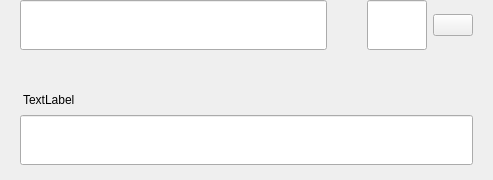
Before: the Qt Designer form src/qt/timelockcoin/forms/sendmultirow.ui in timelockcoin/tym, drawn with Qt 5.
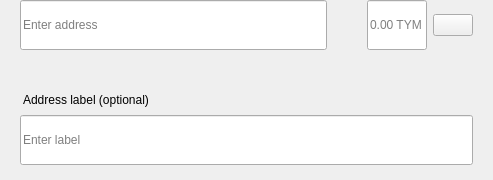
After: the same form once the commit is applied.

```diff
--- a/src/qt/timelockcoin/forms/sendmultirow.ui
+++ b/src/qt/timelockcoin/forms/sendmultirow.ui
@@ -140,6 +140,9 @@
               <height>50</height>
              </size>
             </property>
+            <property name="placeholderText">
+             <string>Enter address</string>
+            </property>
            </widget>
           </item>
          </layout>
@@ -194,6 +197,9 @@
           <property name="alignment">
            <set>Qt::AlignLeading|Qt::AlignLeft|Qt::AlignVCenter</set>
           </property>
+          <property name="placeholderText">
+           <string notr="true">0.00 TYM</string>
+          </property>
          </widget>
         </item>
         <item>
@@ -287,7 +293,7 @@
 padding:0px;</string>
         </property>
         <property name="text">
-         <string>TextLabel</string>
+         <string>Address label (optional)</string>
         </property>
        </widget>
       </item>
@@ -305,6 +311,9 @@
           <height>50</height>
          </size>
         </property>
+        <property name="placeholderText">
+         <string>Enter label</string>
+        </property>
        </widget>
       </item>
      </layout>
```
